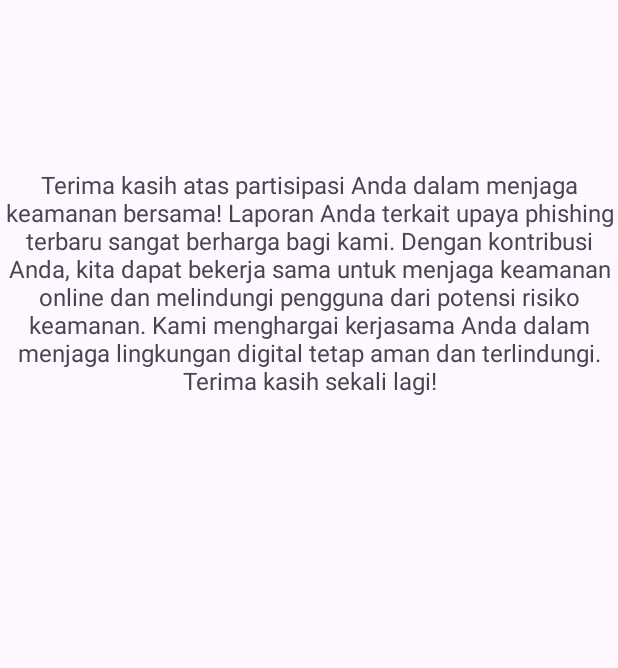
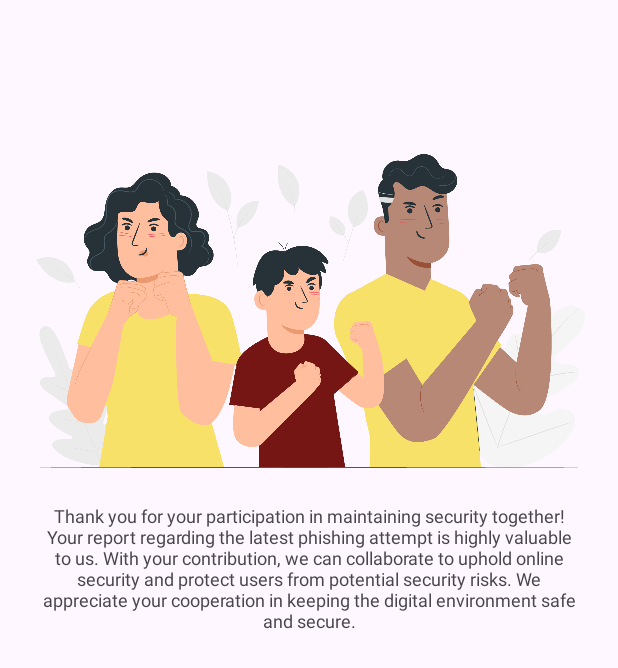
Before and after one commit to haryulina/Product-Based-Capstone-Project-MD, an Android app: the FinishReportActivity screen opened directly, with no data from a screen before it, on a phone screen of 412 x 824 dp. Shown: the top 668 px of the screen. Run offline under Robolectric (Android 15) with nearby library versions, the phone set to English and light mode, and no system bars.

Commit message:
new commit

```diff
--- a/app/build.gradle.kts
+++ b/app/build.gradle.kts
@@ -57,6 +57,8 @@
     implementation("com.squareup.retrofit2:converter-gson:2.9.0")
     implementation("com.squareup.okhttp3:logging-interceptor:4.11.0")
     implementation("androidx.activity:activity-ktx:1.7.2")
+    implementation("androidx.datastore:datastore-preferences:1.0.0")
+
 
 
 
--- a/app/src/main/java/com/user/phisheye/Di/Injection.kt
+++ b/app/src/main/java/com/user/phisheye/Di/Injection.kt
@@ -1,6 +1,7 @@
 package com.user.phisheye.Di
 
 import android.content.Context
+import com.user.phisheye.Data.API.ApiConfig
 import com.user.phisheye.Data.PhisingRepository
 import com.user.phisheye.Data.Pref.UserPreference
 import com.user.phisheye.Data.Pref.dataStore
--- a/app/src/main/res/layout/activity_finish_report.xml
+++ b/app/src/main/res/layout/activity_finish_report.xml
@@ -8,10 +8,14 @@
 
     <ImageView
         android:id="@+id/finishImageView"
-        android:layout_width="0dp"
-        android:layout_height="wrap_content"
+        android:layout_width="366dp"
+        android:layout_height="255dp"
+        android:layout_marginStart="24dp"
         android:layout_marginTop="80dp"
+        android:layout_marginEnd="24dp"
+        android:src="@drawable/finish"
         app:layout_constraintEnd_toEndOf="parent"
+        app:layout_constraintHorizontal_bias="0.0"
         app:layout_constraintStart_toStartOf="parent"
         app:layout_constraintTop_toTopOf="parent" />
 
@@ -19,10 +23,11 @@
         android:id="@+id/finisTV"
         android:layout_width="0dp"
         android:layout_height="wrap_content"
-        android:layout_marginTop="32dp"
+        android:layout_marginStart="24dp"
+        android:layout_marginEnd="24dp"
+        android:gravity="center"
         android:text="@string/tv_finish_report"
-        android:textSize="16sp"
-        android:gravity="center"
+        android:textSize="12sp"
         app:layout_constraintEnd_toEndOf="parent"
         app:layout_constraintStart_toStartOf="parent"
         app:layout_constraintTop_toBottomOf="@+id/finishImageView" />
@@ -31,7 +36,7 @@
         android:id="@+id/home_btn"
         android:layout_width="180dp"
         android:layout_height="55dp"
-        android:layout_marginTop="16dp"
+        android:layout_marginTop="24dp"
         android:alpha="0"
         android:backgroundTint="@color/red"
         android:text="Back to Home"
--- a/app/src/main/res/values/strings.xml
+++ b/app/src/main/res/values/strings.xml
@@ -13,5 +13,7 @@
     <string name="message_login_page">Please log in to continue using PhishEye</string>
     <string name="title_login_page">Log In Now</string>
     <string name="message_report">Sebagai tindakan kepedulian terhadap kasus penipuan, mohon masukkan pola penipuan baru yang Anda temukan di bawah ini!</string>
-    <string name="tv_finish_report">Terima kasih atas partisipasi Anda dalam menjaga keamanan bersama! Laporan Anda terkait upaya phishing terbaru sangat berharga bagi kami. Dengan kontribusi Anda, kita dapat bekerja sama untuk menjaga keamanan online dan melindungi pengguna dari potensi risiko keamanan. Kami menghargai kerjasama Anda dalam menjaga lingkungan digital tetap aman dan terlindungi. Terima kasih sekali lagi!</string>
+    <string name="tv_finish_report">Thank you for your participation in maintaining security together! Your report regarding the latest phishing attempt is highly valuable to us. With your contribution, we can collaborate to uphold online security and protect users from potential security risks. We appreciate your cooperation in keeping the digital environment safe and secure.</string>
+    <string name="tv_detecnev">The link is secure. no phishing detected.</string>
+    <string name="tv_detecpos">The provided URL has been detected as phishing. Exercise caution and avoid interacting with the link.</string>
 </resources>
```
Also changed, not shown: app/src/main/res/layout/activity_result_negative.xml (+13 -5 lines), app/src/main/res/layout/activity_result_positive.xml (+13 -5 lines), app/src/main/res/drawable/finish.png (added), app/src/main/res/drawable/negative.png (added), app/src/main/res/drawable/positive.png (added).
